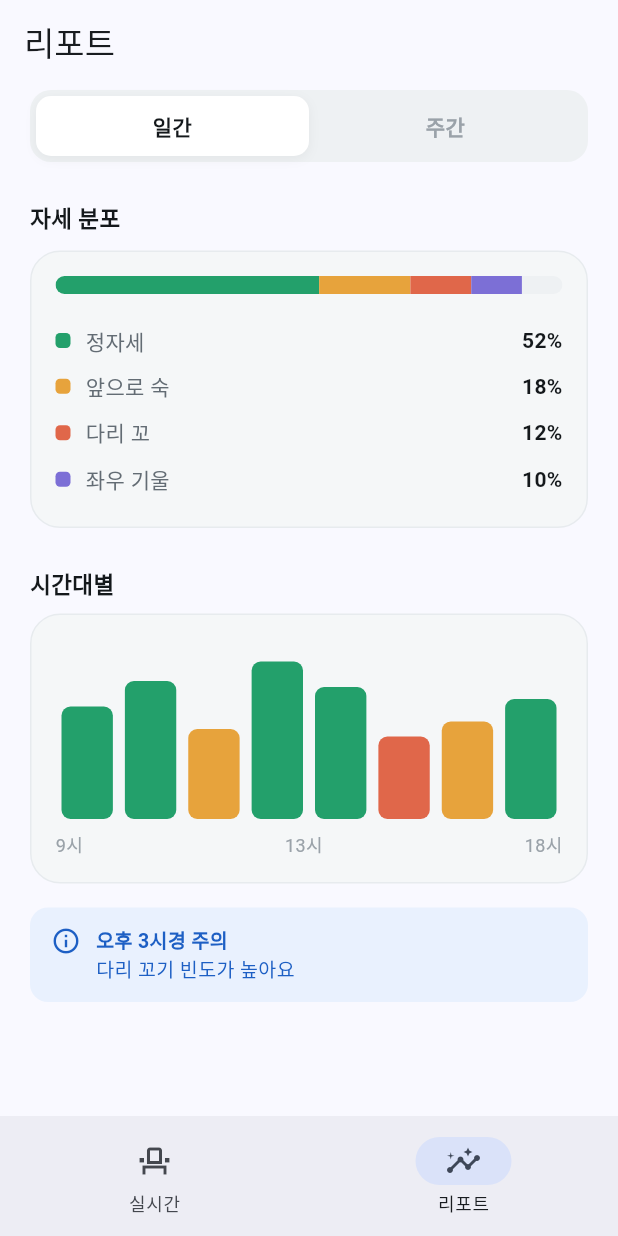
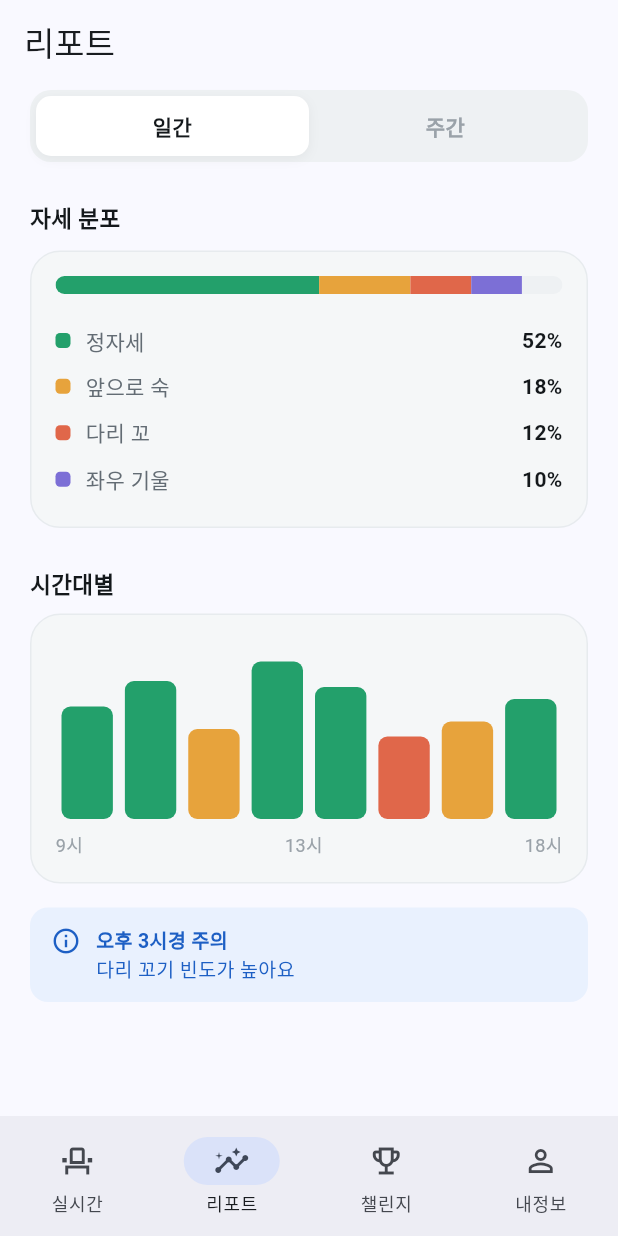
Before and after one commit to dahye1016/AI-Based-Personalized-Posture-Recognition-and-Concentration-Care-System, a Flutter app: the screen it shows after launch, item 2 of the bottom bar chosen, on a phone screen of 412 x 824 dp. Run offline on Flutter 3.47's test engine with Material 3 defaults, Android fonts, the phone set to English and light mode, and no system bars; our stand-ins replace camera, flutter_blue_plus, permission_handler; missing offline and left inert: google_mlkit_pose_detection; network calls fail.

Commit message:
feat(app): main.dart 4탭 배선 (실시간·리포트·챌린지·내정보)

```diff
--- a/lib/main.dart
+++ b/lib/main.dart
@@ -2,6 +2,8 @@ import 'package:flutter/material.dart';
 import 'services/api_service.dart';
 import 'screens/home_screen.dart';
 import 'screens/report_screen.dart';
+import 'screens/challenge_screen.dart';
+import 'screens/profile_screen.dart';
 
 void main() => runApp(const PostureCareApp());
 
@@ -36,7 +38,9 @@ class _RootNavState extends State<RootNav> {
 
   late final List<Widget> _pages = [
     HomeScreen(api: _api),
-    ReportScreen(api: _api),
+    const ReportScreen(),
+    const ChallengeScreen(),
+    const ProfileScreen(),
   ];
 
   @override
@@ -63,6 +67,16 @@ class _RootNavState extends State<RootNav> {
             selectedIcon: Icon(Icons.insights),
             label: '리포트',
           ),
+          NavigationDestination(
+            icon: Icon(Icons.emoji_events_outlined),
+            selectedIcon: Icon(Icons.emoji_events),
+            label: '챌린지',
+          ),
+          NavigationDestination(
+            icon: Icon(Icons.person_outline),
+            selectedIcon: Icon(Icons.person),
+            label: '내정보',
+          ),
         ],
       ),
     );
```
